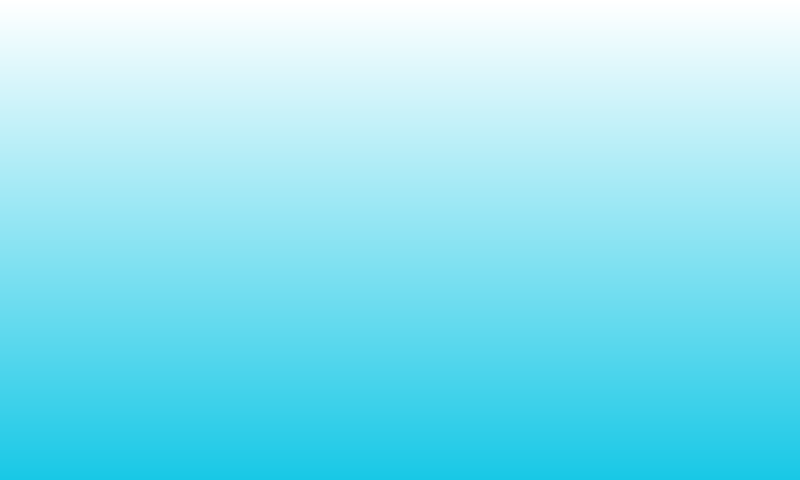
Before: the Qt Designer form mainwindow.ui in Keithsys730/ERC_UI_DEMO, drawn with Qt 5.
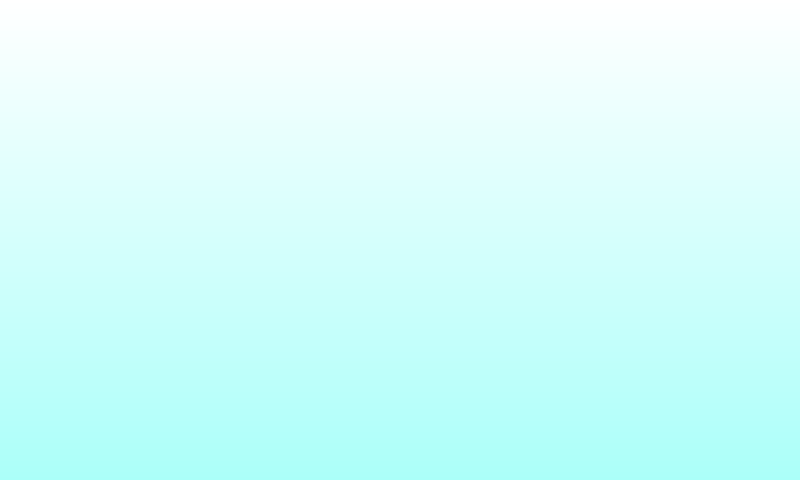
After: the same form once the commit is applied.

Commit message: Change the gradient color.

Patch:
```diff
--- a/mainwindow.ui
+++ b/mainwindow.ui
@@ -32,7 +32,7 @@
    <string>MainWindow</string>
   </property>
   <property name="styleSheet">
-   <string notr="true">background-color: qlineargradient(spread:pad, x1:0, y1:1, x2:0, y2:0, stop:0 rgba(24, 200, 230, 255), stop:1 rgba(255, 255, 255, 255));
+   <string notr="true">background-color: qlineargradient(spread:pad, x1:0, y1:1, x2:0, y2:0, stop:0 rgba(171, 255, 249, 255), stop:1 rgba(255, 255, 255, 255));
 </string>
   </property>
   <property name="locale">
```
